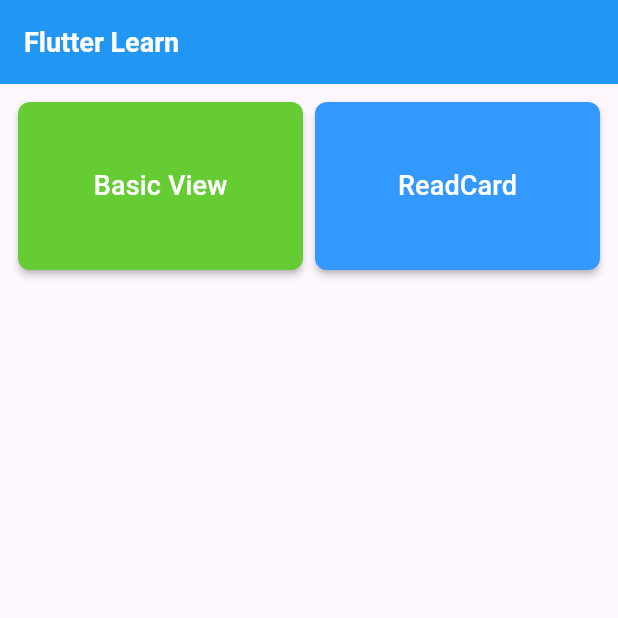
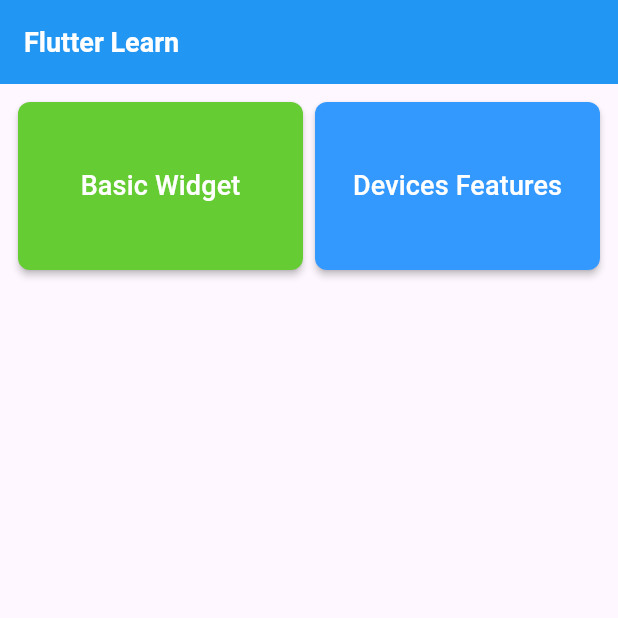
Before and after one commit to chuwuwang/learn_flutter, a Flutter app: the screen it shows after launch, on a phone screen of 412 x 824 dp, the top half of it. Run offline on Flutter 3.47's test engine with Material 3 defaults, Android fonts, the phone set to English and light mode, and no system bars; our stand-ins replace go_router.

```diff
--- a/lib/app_router_config.dart
+++ b/lib/app_router_config.dart
@@ -1,11 +1,13 @@
 import 'package:flutter/material.dart';
 import 'package:go_router/go_router.dart';
+import 'package:learn_flutter/ui/basic_widget_page.dart';
 import 'package:learn_flutter/ui/home_page.dart';
 
 class AppRouterConfig {
 
   static var routes = <GoRoute>[
     GoRoute(builder: (BuildContext context, GoRouterState state) => HomePage(), path: HomePage.routePath),
+    GoRoute(builder: (BuildContext context, GoRouterState state) => BasicWidgetPage(), path: BasicWidgetPage.routePath),
   ];
 
   static GoRouter router = GoRouter(initialLocation: HomePage.routePath, routes: routes);
--- /dev/null
+++ b/lib/ui/basic_widget_page.dart
@@ -0,0 +1,32 @@
+import 'package:flutter/material.dart';
+import 'package:learn_flutter/ui/base_state.dart';
+import 'package:learn_flutter/utils/ktx_widget_utils.dart';
+
+class BasicWidgetPage extends StatefulWidget {
+
+  static final String routePath = '/basic-widget';
+
+  const BasicWidgetPage( { super.key } );
+
+  @override
+  State<BasicWidgetPage> createState() => _BasicWidgetPageState();
+
+}
+
+class _BasicWidgetPageState extends BaseState<BasicWidgetPage> {
+
+  @override
+  getTitleText() => "Basic Widget";
+
+  @override
+  Widget onBuildWidget(BuildContext context) {
+    emptyAction() => {};
+    List<Widget> children = [
+      KTXWidgetUtils.sampleItemView("TabLayout", true, emptyAction),
+    ];
+    var column = Column(children: children);
+    var container = Container(child: column);
+    return SingleChildScrollView(child: container);
+  }
+
+}
--- a/lib/ui/home_page.dart
+++ b/lib/ui/home_page.dart
@@ -1,5 +1,7 @@
 import 'package:flutter/material.dart';
-import 'package:learn_flutter/utils/ColorUtils.dart';
+import 'package:go_router/go_router.dart';
+import 'package:learn_flutter/ui/basic_widget_page.dart';
+import 'package:learn_flutter/utils/color_utils.dart';
 
 class HomePage extends StatefulWidget {
 
@@ -26,9 +28,10 @@ class _HomePageState extends State<HomePage>{
 
   _mainView(BuildContext context) {
     emptyAction() => {};
+    basicWidgetAction() => { context.push(BasicWidgetPage.routePath) };
     List<Widget> child1st = [
-      _tabItem("Basic View", ColorUtils.greenColor, emptyAction),
-      _tabItem("ReadCard", ColorUtils.blueColor, emptyAction),
+      _tabItem("Basic Widget", ColorUtils.greenColor, basicWidgetAction),
+      _tabItem("Devices Features", ColorUtils.blueColor, emptyAction),
     ];
     var row1st = Row(children: child1st);
     List<Widget> children = [row1st];
```
Also changed, not shown: lib/ui/base_state.dart (added, +22 -0 lines), lib/utils/ktx_widget_utils.dart (added, +21 -0 lines), lib/utils/color_utils.dart (renamed from lib/utils/ColorUtils.dart).
